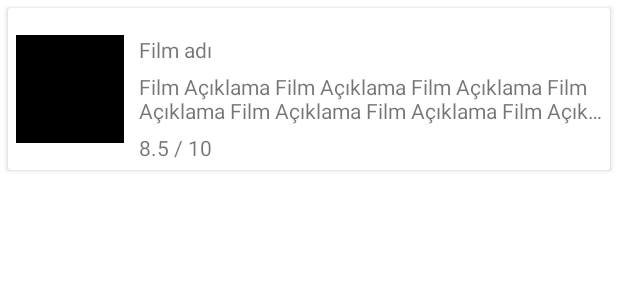
After one commit to mehmetumutuzunoglu/EASJTRRYNZ, an Android app: the layout view_tv_show_item.xml on its own in the app's theme, with its tools: preview values and no code run, on a phone screen of 412 x 824 dp. The commit adds this screen. Shown: the top 300 px of the screen. Run offline under Robolectric (Android 15) with nearby library versions, the phone set to English and light mode, and no system bars.

Commit message:
TvShowItem added

```diff
--- a/app/build.gradle
+++ b/app/build.gradle
@@ -1,6 +1,7 @@
 plugins {
     id 'com.android.application'
     id 'kotlin-android'
+    id 'kotlin-kapt'
 }
 
 android {
--- a/app/src/main/java/com/mehmetumutuzunoglu/easjtrrynz/base/ApiClient.kt
+++ b/app/src/main/java/com/mehmetumutuzunoglu/easjtrrynz/base/ApiClient.kt
@@ -1,5 +1,4 @@
 package com.mehmetumutuzunoglu.easjtrrynz.base
-
 
 import okhttp3.OkHttpClient
 import retrofit2.Retrofit
--- a/app/src/main/java/com/mehmetumutuzunoglu/easjtrrynz/base/BaseApplication.kt
+++ b/app/src/main/java/com/mehmetumutuzunoglu/easjtrrynz/base/BaseApplication.kt
@@ -8,6 +8,10 @@ import org.koin.core.context.startKoin
 
 class BaseApplication : Application() {
 
+    companion object {
+        const val IMAGE_URL = "https://image.tmdb.org/t/p/w500"
+    }
+
     override fun onCreate() {
         super.onCreate()
         startKoin {
--- a/app/src/main/res/layout/activity_tv_shows_list.xml
+++ b/app/src/main/res/layout/activity_tv_shows_list.xml
@@ -1,11 +1,13 @@
 <?xml version="1.0" encoding="utf-8"?>
 <layout xmlns:android="http://schemas.android.com/apk/res/android"
-    xmlns:app="http://schemas.android.com/apk/res-auto">
+    xmlns:app="http://schemas.android.com/apk/res-auto"
+    xmlns:item="http://schemas.android.com/tools">
 
     <data>
+
         <variable
             name="viewModel"
-            type="com.mehmetumutuzunoglu.easjtrrynz.feature.tvshowlist.TvShowsViewModel" />
+            type="com.mehmetumutuzunoglu.easjtrrynz.feature.tvshow.TvShowsViewModel" />
 
     </data>
 
--- /dev/null
+++ b/app/src/main/res/layout/view_tv_show_item.xml
@@ -0,0 +1,76 @@
+<?xml version="1.0" encoding="utf-8"?>
+<layout xmlns:android="http://schemas.android.com/apk/res/android"
+    xmlns:app="http://schemas.android.com/apk/res-auto"
+    xmlns:tools="http://schemas.android.com/tools">
+
+    <data>
+
+        <variable
+            name="viewModel"
+            type="com.mehmetumutuzunoglu.easjtrrynz.base.components.TvShowItemViewModel" />
+    </data>
+
+    <androidx.cardview.widget.CardView
+        android:layout_width="match_parent"
+        android:layout_height="wrap_content"
+        android:layout_margin="5dp">
+
+        <androidx.constraintlayout.widget.ConstraintLayout
+            android:layout_width="match_parent"
+            android:layout_height="match_parent"
+            android:padding="5dp">
+
+            <ImageView
+                android:id="@+id/item_image"
+                android:layout_width="72dp"
+                android:layout_height="72dp"
+                app:layout_constraintBottom_toBottomOf="parent"
+                app:layout_constraintStart_toStartOf="parent"
+                app:layout_constraintTop_toTopOf="parent"
+                app:loadImage="@{viewModel.itemImageUrlObservable}"
+                tools:background="@color/black" />
+
+            <TextView
+                android:id="@+id/item_name"
+                android:layout_width="0dp"
+                android:layout_height="wrap_content"
+                android:layout_marginStart="10dp"
+                android:text="@{viewModel.itemNameObservable}"
+                app:layout_constraintEnd_toEndOf="parent"
+                app:layout_constraintStart_toEndOf="@id/item_image"
+                app:layout_constraintTop_toTopOf="@id/item_image"
+                tools:text="Film adı" />
+
+            <TextView
+                android:id="@+id/item_description"
+                android:layout_width="0dp"
+                android:layout_height="wrap_content"
+                android:layout_marginStart="10dp"
+                android:layout_marginTop="5dp"
+                android:ellipsize="end"
+                android:maxLines="2"
+                android:text="@{viewModel.itemDescriptionObservable}"
+                app:layout_constraintEnd_toEndOf="parent"
+                app:layout_constraintStart_toEndOf="@id/item_image"
+                app:layout_constraintTop_toBottomOf="@id/item_name"
+                tools:text="Film Açıklama Film Açıklama Film Açıklama Film Açıklama Film Açıklama Film Açıklama Film Açıklama Film Açıklama Film Açıklama Film Açıklama Film Açıklama" />
+
+            <TextView
+                android:id="@+id/item_vote"
+                android:layout_width="0dp"
+                android:layout_height="wrap_content"
+                android:layout_marginStart="10dp"
+                android:layout_marginTop="5dp"
+                android:ellipsize="end"
+                android:maxLines="2"
+                android:text="@{viewModel.itemRatingObservable}"
+                app:layout_constraintEnd_toEndOf="parent"
+                app:layout_constraintStart_toEndOf="@id/item_image"
+                app:layout_constraintTop_toBottomOf="@id/item_description"
+                tools:text="8.5 / 10" />
+
+        </androidx.constraintlayout.widget.ConstraintLayout>
+
+    </androidx.cardview.widget.CardView>
+
+</layout>
```
Also changed, not shown: app/src/main/java/com/mehmetumutuzunoglu/easjtrrynz/base/Extensions.kt (added, +20 -0 lines), app/src/main/java/com/mehmetumutuzunoglu/easjtrrynz/base/components/TvShowItemView.kt (added, +35 -0 lines), app/src/main/java/com/mehmetumutuzunoglu/easjtrrynz/base/components/TvShowItemViewData.kt (added, +8 -0 lines), app/src/main/java/com/mehmetumutuzunoglu/easjtrrynz/base/components/TvShowItemViewModel.kt (added, +21 -0 lines), app/src/main/java/com/mehmetumutuzunoglu/easjtrrynz/feature/tvshow/TvShowsActivity.kt (renamed from app/src/main/java/com/mehmetumutuzunoglu/easjtrrynz/feature/tvshowlist/TvShowsListActivity.kt, +4 -4 lines), app/src/main/java/com/mehmetumutuzunoglu/easjtrrynz/feature/tvshow/TvShowsRepository.kt (added, +7 -0 lines), app/src/main/java/com/mehmetumutuzunoglu/easjtrrynz/feature/tvshow/TvShowsViewModel.kt (added, +30 -0 lines), app/src/main/java/com/mehmetumutuzunoglu/easjtrrynz/feature/tvshowlist/TvShowsViewModel.kt (deleted, +0 -10 lines).
